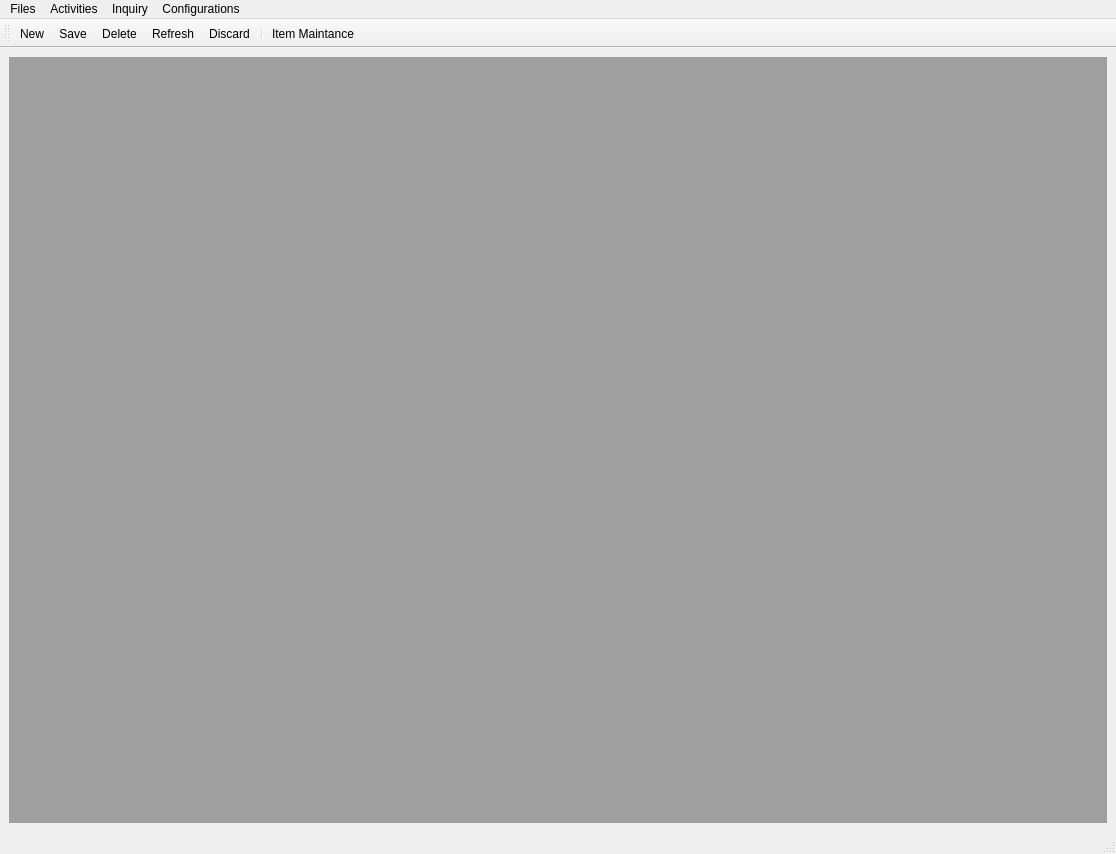
Old version of the form WMS_System/UI/MainWindow.ui in the repository cdefaz08/WMS.
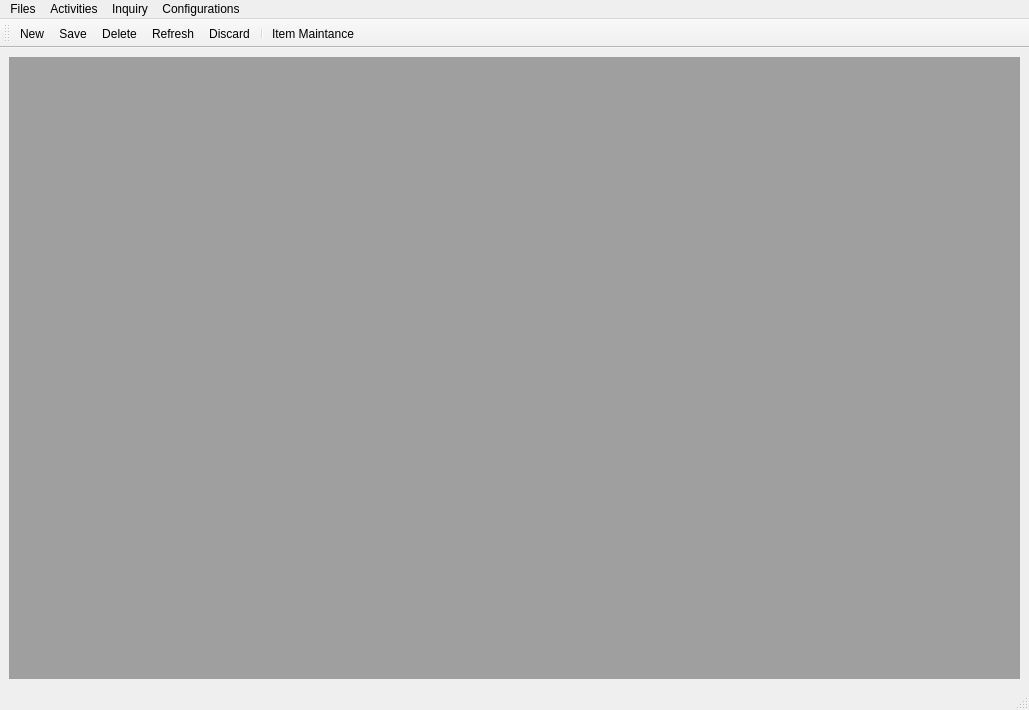
New version of the form. Icons and pictures are not drawn.

```diff
--- a/WMS_System/UI/MainWindow.ui
+++ b/WMS_System/UI/MainWindow.ui
@@ -6,8 +6,8 @@
    <rect>
     <x>0</x>
     <y>0</y>
-    <width>1116</width>
-    <height>854</height>
+    <width>1029</width>
+    <height>710</height>
    </rect>
   </property>
   <property name="windowTitle">
@@ -25,7 +25,7 @@
     <rect>
      <x>0</x>
      <y>0</y>
-     <width>1116</width>
+     <width>1029</width>
      <height>20</height>
     </rect>
    </property>
```
